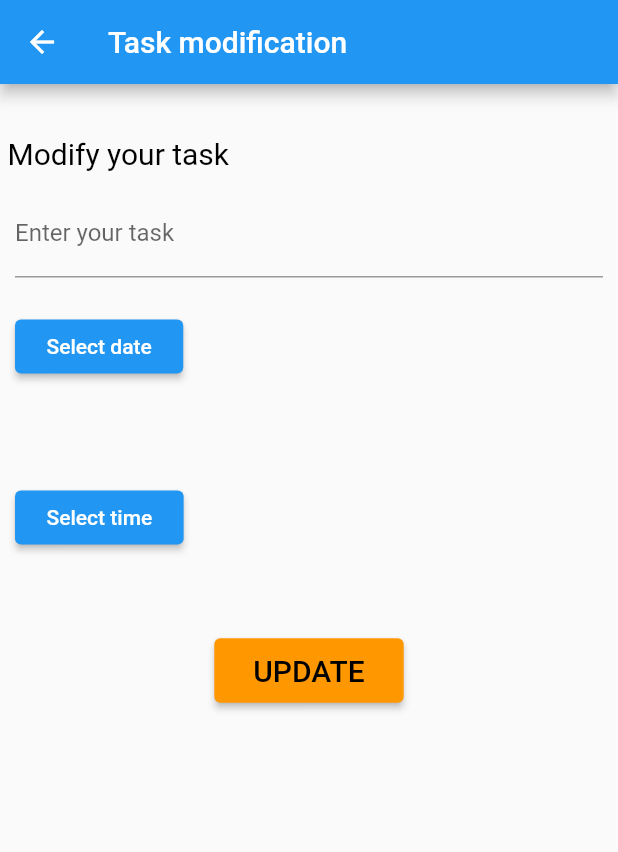
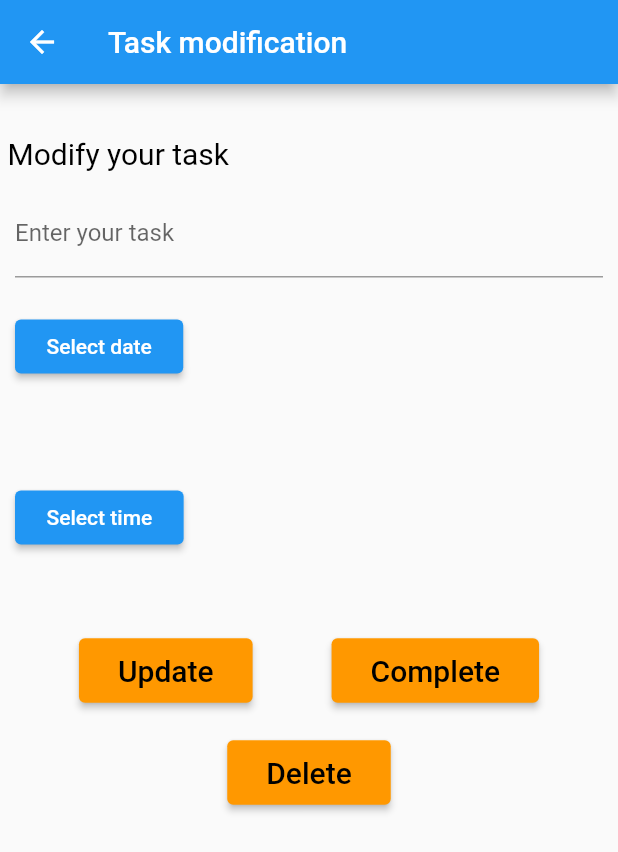
Before and after one commit to GitAndreaHub/Organizd2-flutter, a Flutter app: the modifyTask screen opened directly, on a phone screen of 412 x 824 dp. Shown: the top 852 px of the screen. Run offline on Flutter 3.47's test engine with Material 2 defaults, Android fonts, the phone set to English and light mode, and no system bars; our stand-ins replace audioplayers, fluttertoast, google_nav_bar, sqflite; missing offline and left inert: dart:ffi, flutter_ringtone_player; accounts and stored records are empty.

Commit message:
Aggiunta btn complete task e delete task.

```diff
--- a/lib/modify_task.dart
+++ b/lib/modify_task.dart
@@ -121,12 +121,12 @@ class _modifyTaskState extends State<modifyTask> {
           ),
 
           Row(
-            mainAxisAlignment: MainAxisAlignment.center,
+            mainAxisAlignment: MainAxisAlignment.spaceEvenly,
             children:[
               ElevatedButton(
                 onPressed: () {
                   setState: ((){
-                    // Inserire funzione di aggiunta task.
+                    // Inserire funzione update.
                   });
                 },
                 style: ElevatedButton.styleFrom(
@@ -135,7 +135,60 @@ class _modifyTaskState extends State<modifyTask> {
                 child: Padding(
                   padding: const EdgeInsets.all(10.0),
                   child: Text(
-                    "UPDATE",
+                    "Update",
+                    style: TextStyle(
+                      color: Colors.black,
+                      fontSize: 20,
+                    ),
+                  ),
+                ),
+              ),
+
+              ElevatedButton(
+                onPressed: () {
+                  setState: ((){
+                    // Inserire funzione complete task.
+                  });
+                },
+                style: ElevatedButton.styleFrom(
+                  primary: Colors.orange,
+                ),
+                child: Padding(
+                  padding: const EdgeInsets.all(10.0),
+                  child: Text(
+                    "Complete",
+                    style: TextStyle(
+                      color: Colors.black,
+                      fontSize: 20,
+                    ),
+                  ),
+                ),
+              ),
+
+            ],
+          ),
+
+          SizedBox(
+            height: 20,
+          ),
+
+
+          Row(
+            mainAxisAlignment: MainAxisAlignment.spaceEvenly,
+            children:[
+              ElevatedButton(
+                onPressed: () {
+                  setState: ((){
+                    // Inserire funzione delete task.
+                  });
+                },
+                style: ElevatedButton.styleFrom(
+                  primary: Colors.orange,
+                ),
+                child: Padding(
+                  padding: const EdgeInsets.all(10.0),
+                  child: Text(
+                    "Delete",
                     style: TextStyle(
                       color: Colors.black,
                       fontSize: 20,
@@ -145,9 +198,6 @@ class _modifyTaskState extends State<modifyTask> {
               ),
             ],
           ),
-
-
-
         ],
 
       ),
```
